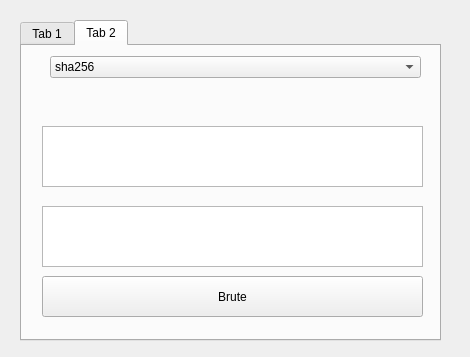
Qt form Hash/untitled.ui (Fylew/Pet) before a commit.
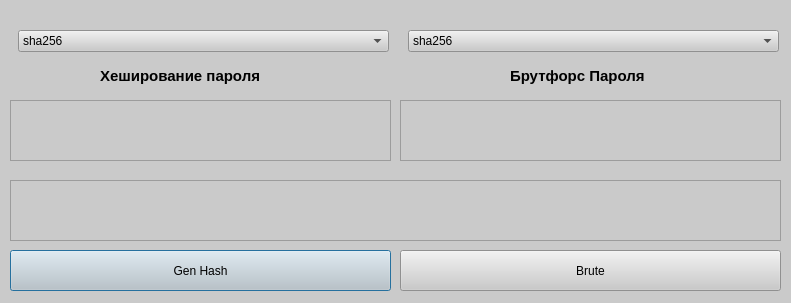
The same form after that commit.

The edit to the form file:
```diff
--- a/Hash/untitled.ui
+++ b/Hash/untitled.ui
@@ -6,215 +6,218 @@
    <rect>
     <x>0</x>
     <y>0</y>
-    <width>470</width>
-    <height>357</height>
+    <width>791</width>
+    <height>303</height>
    </rect>
   </property>
   <property name="windowTitle">
    <string>Dialog</string>
   </property>
-  <widget class="QTabWidget" name="tabWidget">
+  <property name="styleSheet">
+   <string notr="true">background-color: rgb(202, 202, 202);</string>
+  </property>
+  <widget class="QPushButton" name="pushButton">
    <property name="geometry">
     <rect>
-     <x>20</x>
-     <y>20</y>
-     <width>421</width>
-     <height>321</height>
+     <x>10</x>
+     <y>250</y>
+     <width>381</width>
+     <height>41</height>
     </rect>
    </property>
-   <property name="currentIndex">
-    <number>1</number>
+   <property name="text">
+    <string>Gen Hash</string>
    </property>
-   <widget class="QWidget" name="Gen">
-    <attribute name="title">
-     <string>Tab 1</string>
-    </attribute>
-    <widget class="QComboBox" name="comboBox">
-     <property name="geometry">
-      <rect>
-       <x>28</x>
-       <y>10</y>
-       <width>371</width>
-       <height>22</height>
-      </rect>
-     </property>
-     <item>
-      <property name="text">
-       <string>sha256</string>
-      </property>
-     </item>
-     <item>
-      <property name="text">
-       <string>sha512</string>
-      </property>
-     </item>
-     <item>
-      <property name="text">
-       <string>sha384</string>
-      </property>
-     </item>
-     <item>
-      <property name="text">
-       <string>sha1</string>
-      </property>
-     </item>
-     <item>
-      <property name="text">
-       <string>sha224</string>
-      </property>
-     </item>
-     <item>
-      <property name="text">
-       <string>sha3_384</string>
-      </property>
-     </item>
-     <item>
-      <property name="text">
-       <string>sha3_224</string>
-      </property>
-     </item>
-     <item>
-      <property name="text">
-       <string>md5</string>
-      </property>
-     </item>
-    </widget>
-    <widget class="QPushButton" name="pushButton">
-     <property name="geometry">
-      <rect>
-       <x>20</x>
-       <y>230</y>
-       <width>381</width>
-       <height>41</height>
-      </rect>
-     </property>
-     <property name="text">
-      <string>Gen Hash</string>
-     </property>
-    </widget>
-    <widget class="QTextBrowser" name="textBrowser_2">
-     <property name="geometry">
-      <rect>
-       <x>20</x>
-       <y>160</y>
-       <width>381</width>
-       <height>61</height>
-      </rect>
-     </property>
-     <property name="html">
-      <string>&lt;!DOCTYPE HTML PUBLIC &quot;-//W3C//DTD HTML 4.0//EN&quot; &quot;http://www.w3.org/TR/REC-html40/strict.dtd&quot;&gt;
+  </widget>
+  <widget class="QTextEdit" name="textEdit">
+   <property name="geometry">
+    <rect>
+     <x>10</x>
+     <y>100</y>
+     <width>381</width>
+     <height>61</height>
+    </rect>
+   </property>
+  </widget>
+  <widget class="QTextBrowser" name="textBrowser_2">
+   <property name="geometry">
+    <rect>
+     <x>10</x>
+     <y>180</y>
+     <width>771</width>
+     <height>61</height>
+    </rect>
+   </property>
+   <property name="html">
+    <string>&lt;!DOCTYPE HTML PUBLIC &quot;-//W3C//DTD HTML 4.0//EN&quot; &quot;http://www.w3.org/TR/REC-html40/strict.dtd&quot;&gt;
 &lt;html&gt;&lt;head&gt;&lt;meta name=&quot;qrichtext&quot; content=&quot;1&quot; /&gt;&lt;style type=&quot;text/css&quot;&gt;
 p, li { white-space: pre-wrap; }
 &lt;/style&gt;&lt;/head&gt;&lt;body style=&quot; font-family:'MS Shell Dlg 2'; font-size:8.25pt; font-weight:400; font-style:normal;&quot;&gt;
 &lt;p align=&quot;center&quot; style=&quot;-qt-paragraph-type:empty; margin-top:0px; margin-bottom:0px; margin-left:0px; margin-right:0px; -qt-block-indent:0; text-indent:0px;&quot;&gt;&lt;br /&gt;&lt;/p&gt;&lt;/body&gt;&lt;/html&gt;</string>
-     </property>
-    </widget>
-    <widget class="QTextEdit" name="textEdit">
-     <property name="geometry">
-      <rect>
-       <x>20</x>
-       <y>80</y>
-       <width>381</width>
-       <height>61</height>
-      </rect>
-     </property>
-    </widget>
-   </widget>
-   <widget class="QWidget" name="brute">
-    <attribute name="title">
-     <string>Tab 2</string>
-    </attribute>
-    <widget class="QPushButton" name="pushButton_2">
-     <property name="geometry">
-      <rect>
-       <x>20</x>
-       <y>230</y>
-       <width>381</width>
-       <height>41</height>
-      </rect>
-     </property>
-     <property name="text">
-      <string>Brute</string>
-     </property>
-    </widget>
-    <widget class="QComboBox" name="comboBox_2">
-     <property name="geometry">
-      <rect>
-       <x>28</x>
-       <y>10</y>
-       <width>371</width>
-       <height>22</height>
-      </rect>
-     </property>
-     <item>
-      <property name="text">
-       <string>sha256</string>
-      </property>
-     </item>
-     <item>
-      <property name="text">
-       <string>sha512</string>
-      </property>
-     </item>
-     <item>
-      <property name="text">
-       <string>sha384</string>
-      </property>
-     </item>
-     <item>
-      <property name="text">
-       <string>sha1</string>
-      </property>
-     </item>
-     <item>
-      <property name="text">
-       <string>sha224</string>
-      </property>
-     </item>
-     <item>
-      <property name="text">
-       <string>sha3_384</string>
-      </property>
-     </item>
-     <item>
-      <property name="text">
-       <string>sha3_224</string>
-      </property>
-     </item>
-     <item>
-      <property name="text">
-       <string>md5</string>
-      </property>
-     </item>
-    </widget>
-    <widget class="QTextBrowser" name="textBrowser_3">
-     <property name="geometry">
-      <rect>
-       <x>20</x>
-       <y>160</y>
-       <width>381</width>
-       <height>61</height>
-      </rect>
-     </property>
-     <property name="html">
-      <string>&lt;!DOCTYPE HTML PUBLIC &quot;-//W3C//DTD HTML 4.0//EN&quot; &quot;http://www.w3.org/TR/REC-html40/strict.dtd&quot;&gt;
-&lt;html&gt;&lt;head&gt;&lt;meta name=&quot;qrichtext&quot; content=&quot;1&quot; /&gt;&lt;style type=&quot;text/css&quot;&gt;
-p, li { white-space: pre-wrap; }
-&lt;/style&gt;&lt;/head&gt;&lt;body style=&quot; font-family:'MS Shell Dlg 2'; font-size:8.25pt; font-weight:400; font-style:normal;&quot;&gt;
-&lt;p align=&quot;center&quot; style=&quot;-qt-paragraph-type:empty; margin-top:0px; margin-bottom:0px; margin-left:0px; margin-right:0px; -qt-block-indent:0; text-indent:0px;&quot;&gt;&lt;br /&gt;&lt;/p&gt;&lt;/body&gt;&lt;/html&gt;</string>
-     </property>
-    </widget>
-    <widget class="QTextEdit" name="textEdit_2">
-     <property name="geometry">
-      <rect>
-       <x>20</x>
-       <y>80</y>
-       <width>381</width>
-       <height>61</height>
-      </rect>
-     </property>
-    </widget>
-   </widget>
+   </property>
+  </widget>
+  <widget class="QComboBox" name="comboBox">
+   <property name="geometry">
+    <rect>
+     <x>18</x>
+     <y>30</y>
+     <width>371</width>
+     <height>22</height>
+    </rect>
+   </property>
+   <item>
+    <property name="text">
+     <string>sha256</string>
+    </property>
+   </item>
+   <item>
+    <property name="text">
+     <string>sha512</string>
+    </property>
+   </item>
+   <item>
+    <property name="text">
+     <string>sha384</string>
+    </property>
+   </item>
+   <item>
+    <property name="text">
+     <string>sha1</string>
+    </property>
+   </item>
+   <item>
+    <property name="text">
+     <string>sha224</string>
+    </property>
+   </item>
+   <item>
+    <property name="text">
+     <string>sha3_384</string>
+    </property>
+   </item>
+   <item>
+    <property name="text">
+     <string>sha3_224</string>
+    </property>
+   </item>
+   <item>
+    <property name="text">
+     <string>md5</string>
+    </property>
+   </item>
+  </widget>
+  <widget class="QPushButton" name="pushButton_2">
+   <property name="geometry">
+    <rect>
+     <x>400</x>
+     <y>250</y>
+     <width>381</width>
+     <height>41</height>
+    </rect>
+   </property>
+   <property name="text">
+    <string>Brute</string>
+   </property>
+  </widget>
+  <widget class="QTextEdit" name="textEdit_2">
+   <property name="geometry">
+    <rect>
+     <x>400</x>
+     <y>100</y>
+     <width>381</width>
+     <height>61</height>
+    </rect>
+   </property>
+  </widget>
+  <widget class="QComboBox" name="comboBox_2">
+   <property name="geometry">
+    <rect>
+     <x>408</x>
+     <y>30</y>
+     <width>371</width>
+     <height>22</height>
+    </rect>
+   </property>
+   <item>
+    <property name="text">
+     <string>sha256</string>
+    </property>
+   </item>
+   <item>
+    <property name="text">
+     <string>sha512</string>
+    </property>
+   </item>
+   <item>
+    <property name="text">
+     <string>sha384</string>
+    </property>
+   </item>
+   <item>
+    <property name="text">
+     <string>sha1</string>
+    </property>
+   </item>
+   <item>
+    <property name="text">
+     <string>sha224</string>
+    </property>
+   </item>
+   <item>
+    <property name="text">
+     <string>sha3_384</string>
+    </property>
+   </item>
+   <item>
+    <property name="text">
+     <string>sha3_224</string>
+    </property>
+   </item>
+   <item>
+    <property name="text">
+     <string>md5</string>
+    </property>
+   </item>
+  </widget>
+  <widget class="QLabel" name="label">
+   <property name="geometry">
+    <rect>
+     <x>100</x>
+     <y>60</y>
+     <width>321</width>
+     <height>31</height>
+    </rect>
+   </property>
+   <property name="font">
+    <font>
+     <pointsize>11</pointsize>
+     <weight>75</weight>
+     <bold>true</bold>
+    </font>
+   </property>
+   <property name="text">
+    <string>Хеширование пароля</string>
+   </property>
+  </widget>
+  <widget class="QLabel" name="label_2">
+   <property name="geometry">
+    <rect>
+     <x>510</x>
+     <y>60</y>
+     <width>271</width>
+     <height>31</height>
+    </rect>
+   </property>
+   <property name="font">
+    <font>
+     <pointsize>11</pointsize>
+     <weight>75</weight>
+     <bold>true</bold>
+    </font>
+   </property>
+   <property name="text">
+    <string>Брутфорс Пароля</string>
+   </property>
   </widget>
  </widget>
  <resources/>
```
